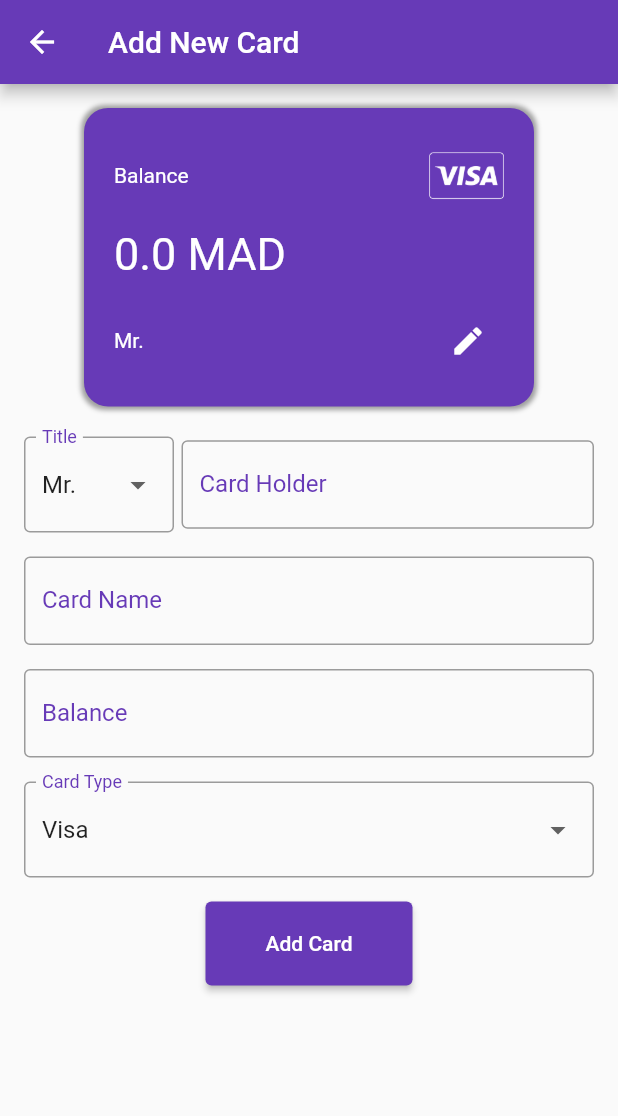
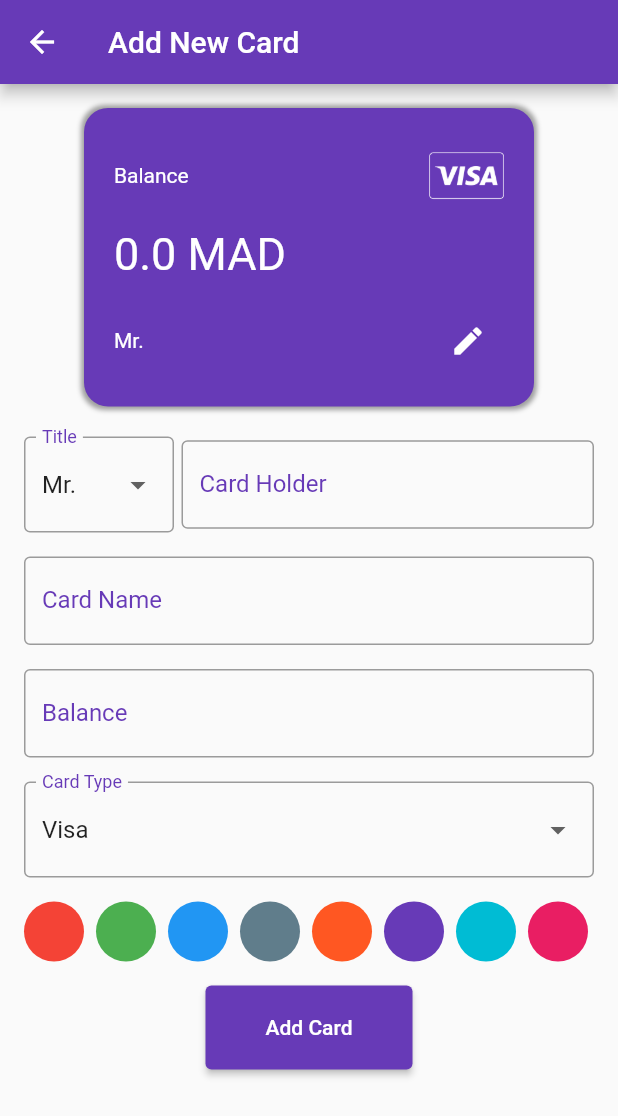
Before and after one commit to ELALAY/PersonalWalletTracker, a Flutter app: the screen it shows after launch, after a tap on the "add circle outline" icon, on a phone screen of 412 x 824 dp. Shown: the top 1116 px of the screen. Run offline on Flutter 3.47's test engine with Material 2 defaults, Android fonts, the phone set to English and light mode, and no system bars; our stand-ins replace charts_flutter, cloud_firestore, firebase_core, flutter_slidable, smooth_page_indicator; accounts and stored records are empty.

Commit message:
color of the card added onto screens and db

```diff
--- /dev/null
+++ b/lib/Components/my_color_pallette.dart
@@ -0,0 +1,48 @@
+import 'package:flutter/material.dart';
+
+class ColorPalette extends StatefulWidget {
+  final List<Color> colors;
+  final Function(Color) onColorSelected;
+
+  const ColorPalette({
+    Key? key,
+    required this.colors,
+    required this.onColorSelected,
+  }) : super(key: key);
+
+  @override
+  ColorPaletteState createState() => ColorPaletteState();
+}
+
+class ColorPaletteState extends State<ColorPalette> {
+  Color? _selectedColor;
+
+  @override
+  Widget build(BuildContext context) {
+    return Wrap(
+      spacing: 8.0,
+      children: widget.colors.map((color) {
+        return GestureDetector(
+          onTap: () {
+            setState(() {
+              _selectedColor = color;
+            });
+            widget.onColorSelected(color);
+          },
+          child: Container(
+            width: 40,
+            height: 40,
+            decoration: BoxDecoration(
+              shape: BoxShape.circle,
+              color: color,
+              border: Border.all(
+                color: _selectedColor == color ? Colors.black : Colors.transparent,
+                width: 3.0,
+              ),
+            ),
+          ),
+        );
+      }).toList(),
+    );
+  }
+}
--- a/lib/Models/card_model.dart
+++ b/lib/Models/card_model.dart
@@ -1,15 +1,19 @@
+import 'package:flutter/material.dart';
+
 class CardModel {
   final String id;
   final String cardName;
   final double balance;
   final String cardHolderName;
   final String cardType;
+  final int color;
 
   CardModel({
     required this.cardName,
     required this.balance,
     required this.cardHolderName,
     required this.cardType,
+    required this.color,
   }): id = '';
 
   CardModel.withId({
@@ -18,6 +22,7 @@ class CardModel {
     required this.balance,
     required this.cardHolderName,
     required this.cardType,
+    required this.color,
   });
 
   Map<String, dynamic> toMap() {
@@ -26,6 +31,7 @@ class CardModel {
       'balance': balance,
       'cardHolderName': cardHolderName,
       'cardType': cardType,
+      'color': color,
     };
   }
 
@@ -36,6 +42,7 @@ class CardModel {
       balance: map['balance'],
       cardHolderName: map['cardHolderName'],
       cardType: map['cardType'],
+      color: map['color'] ?? Colors.deepPurple.value, // Default color
     );
   }
 }
--- a/lib/Screens/home.dart
+++ b/lib/Screens/home.dart
@@ -61,6 +61,7 @@ class _MyHomePageState extends State<MyHomePage> {
           : SafeArea(
               child: SingleChildScrollView(
                 child: Column(
+                  mainAxisAlignment: MainAxisAlignment.spaceEvenly,
                   children: [
                     const SizedBox(
                       height: 20.0,
@@ -73,6 +74,7 @@ class _MyHomePageState extends State<MyHomePage> {
                         children: [
                           const Row(
                             children: [
+                              Icon(Icons.payment_outlined, color: Colors.grey,),
                               Text(
                                 'My ',
                                 style: TextStyle(
@@ -111,7 +113,7 @@ class _MyHomePageState extends State<MyHomePage> {
                                       balance: card.balance,
                                       cardName: card.cardName,
                                       cardType: card.cardType,
-                                      color: Colors.deepPurple,
+                                      color: Color(card.color),
                                       onTap: () {},
                                     ))
                                 .toList()
--- a/lib/Screens/new_card_screen.dart
+++ b/lib/Screens/new_card_screen.dart
@@ -1,5 +1,6 @@
 import 'package:flutter/material.dart';
 import 'package:personalwallettracker/Components/my_card.dart';
+import 'package:personalwallettracker/Components/my_color_pallette.dart';
 import 'package:personalwallettracker/Utils/firebase_db.dart';
 import '../Models/card_model.dart'; // Import your firebase_db.dart file
 
@@ -19,7 +20,24 @@ class _NewCardScreenState extends State<NewCardScreen> {
   final TextEditingController _balanceController = TextEditingController();
   String title = 'Mr. '; // Default value
   String cardType = 'visa';
+  Color selectedColor = Colors.deepPurple; //Default color
 
+  //allowed colors
+  final List<Color> colorOptions = [
+    Colors.red,
+    Colors.green,
+    Colors.blue,
+    Colors.blueGrey,
+    Colors.deepOrange,
+    Colors.deepPurple,
+    Colors.cyan,
+    Colors.pink,
+  ];
+   void _onColorSelected(Color color) {
+    setState(() {
+      selectedColor = color;
+    });
+  }
   @override
   void dispose() {
     _cardholderController.dispose();
@@ -36,6 +54,7 @@ class _NewCardScreenState extends State<NewCardScreen> {
           balance: double.parse(_balanceController.text),
           cardHolderName: title + _cardholderController.text,
           cardType: cardType, // Optional field, adjust as needed
+          color: selectedColor.value,
         );
 
         debugPrint('Adding Card: $newCard'); // Debugging statement
@@ -71,7 +90,7 @@ class _NewCardScreenState extends State<NewCardScreen> {
                 balance: double.tryParse(_balanceController.text) ?? 0.0,
                 cardName: _cardNameController.text,
                 cardType: cardType,
-                color: Colors.deepPurple, // Default color
+                color: selectedColor, // Default color
                 onTap: () {},
               ),
               const SizedBox(height: 20.0),
@@ -80,6 +99,7 @@ class _NewCardScreenState extends State<NewCardScreen> {
                 child: Column(
                   crossAxisAlignment: CrossAxisAlignment.start,
                   children: [
+                    //title
                     Row(
                       children: [
                         SizedBox(
@@ -156,6 +176,7 @@ class _NewCardScreenState extends State<NewCardScreen> {
                       ],
                     ),
                     const SizedBox(height: 16.0),
+                    //card name
                     TextFormField(
                       controller: _cardNameController,
                       decoration: const InputDecoration(
@@ -181,6 +202,7 @@ class _NewCardScreenState extends State<NewCardScreen> {
                       },
                     ),
                     const SizedBox(height: 16.0),
+                    //card color
                     TextFormField(
                       controller: _balanceController,
                       decoration: const InputDecoration(
@@ -208,6 +230,7 @@ class _NewCardScreenState extends State<NewCardScreen> {
                       },
                     ),
                     const SizedBox(height: 16.0),
+                    //card type
                     DropdownButtonFormField<String>(
                       value: cardType,
                       onChanged: (value) {
@@ -244,6 +267,8 @@ class _NewCardScreenState extends State<NewCardScreen> {
                       ],
                     ),
                     const SizedBox(height: 16.0),
+                    ColorPalette(colors: colorOptions, onColorSelected: _onColorSelected),
+                    const SizedBox(height: 16.0),
                     Center(
                       child: ElevatedButton(
                         onPressed: _addCard,
--- a/lib/Screens/new_expense_screen.dart
+++ b/lib/Screens/new_expense_screen.dart
@@ -151,10 +151,10 @@ class AddTransactionScreenState extends State<AddTransactionScreen> {
                     ),
                     Column(
                       children: [
-                        const Icon(
+                        Icon(
                           Icons.money_rounded,
                           size: 70,
-                          color: Colors.deepPurple,
+                          color: Color(widget.card.color),
                         ),
                         const SizedBox(
                           height: 10.0,
```
